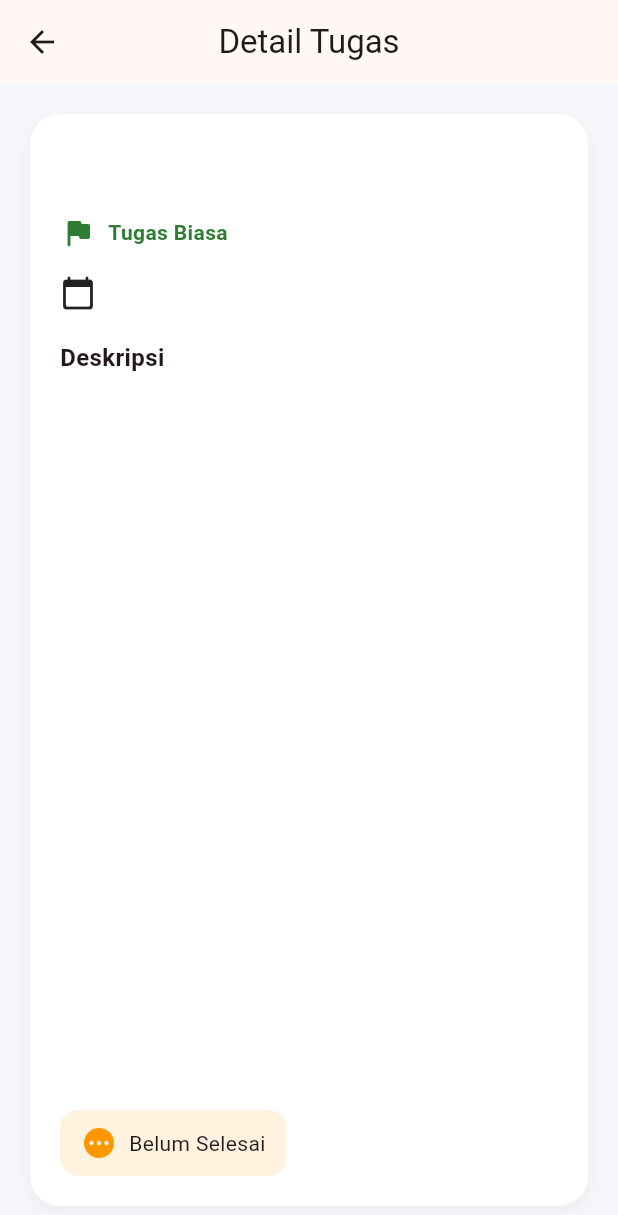
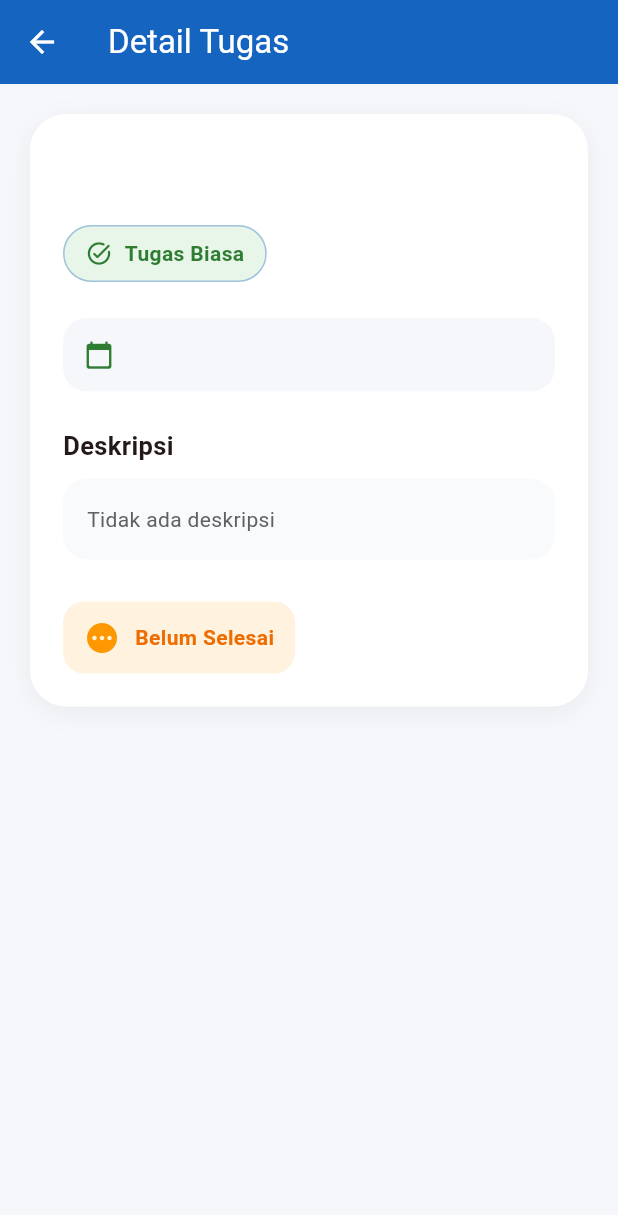
Before and after one commit to amandajasmynee/agenda_nusantara, a Flutter app: the DetailTaskPage screen opened directly with empty values, on a phone screen of 412 x 824 dp. Shown: the top 1215 px of the screen. Run offline on Flutter 3.47's test engine with Material 3 defaults, Android fonts, the phone set to English and light mode, and no system bars; our stand-ins replace sqflite; accounts and stored records are empty.

Commit message:
finishing ui

```diff
--- a/lib/detail_task_page.dart
+++ b/lib/detail_task_page.dart
@@ -12,25 +12,31 @@ class DetailTaskPage extends StatelessWidget {
   @override
   Widget build(BuildContext context) {
     final isImportant = task.category == 'important';
+    const primaryColor = Color(0xFF1565C0);
 
     return Scaffold(
+      backgroundColor: const Color(0xFFF5F7FB),
       appBar: AppBar(
         title: const Text('Detail Tugas'),
-        centerTitle: true,
+        centerTitle: false,
+        backgroundColor: primaryColor,
+        foregroundColor: Colors.white,
+        elevation: 0,
       ),
-      backgroundColor: const Color(0xFFF5F7FB),
-      body: Padding(
+      body: SingleChildScrollView(
         padding: const EdgeInsets.all(20),
-        child: Container(
+        child: Column(
+          children: [
+            Container(
               width: double.infinity,
-          padding: const EdgeInsets.all(20),
+              padding: const EdgeInsets.all(22),
               decoration: BoxDecoration(
                 color: Colors.white,
-            borderRadius: BorderRadius.circular(20),
+                borderRadius: BorderRadius.circular(24),
                 boxShadow: [
                   BoxShadow(
                     color: Colors.black.withValues(alpha: 0.05),
-                blurRadius: 10,
+                    blurRadius: 14,
                     offset: const Offset(0, 4),
                   ),
                 ],
@@ -38,18 +44,41 @@ class DetailTaskPage extends StatelessWidget {
               child: Column(
                 crossAxisAlignment: CrossAxisAlignment.start,
                 children: [
+                  // TITLE
                   Text(
                     task.title,
                     style: const TextStyle(
-                  fontSize: 22,
+                      fontSize: 24,
                       fontWeight: FontWeight.bold,
+                      color: Color(0xFF1A1A1A),
                     ),
                   ),
-              const SizedBox(height: 16),
-              Row(
+
+                  const SizedBox(height: 18),
+
+                  // CATEGORY BADGE
+                  Container(
+                    padding: const EdgeInsets.symmetric(
+                      horizontal: 14,
+                      vertical: 8,
+                    ),
+                    decoration: BoxDecoration(
+                      color: isImportant
+                          ? const Color(0xFFFFEBEE)
+                          : const Color(0xFFE8F5E9),
+                      borderRadius: BorderRadius.circular(30),
+                      border: Border.all(
+                        color: primaryColor.withValues(alpha: 0.35),
+                      ),
+                    ),
+                    child: Row(
+                      mainAxisSize: MainAxisSize.min,
                       children: [
                         Icon(
-                    Icons.flag_rounded,
+                          isImportant
+                              ? Icons.flag_rounded
+                              : Icons.task_alt_rounded,
+                          size: 18,
                           color: isImportant
                               ? const Color(0xFFD32F2F)
                               : const Color(0xFF2E7D32),
@@ -58,49 +87,93 @@ class DetailTaskPage extends StatelessWidget {
                         Text(
                           isImportant ? 'Tugas Penting' : 'Tugas Biasa',
                           style: TextStyle(
-                      fontWeight: FontWeight.w600,
                             color: isImportant
                                 ? const Color(0xFFD32F2F)
                                 : const Color(0xFF2E7D32),
+                            fontWeight: FontWeight.w600,
                           ),
                         ),
                       ],
                     ),
-              const SizedBox(height: 16),
-              Row(
+                  ),
+
+                  const SizedBox(height: 24),
+
+                  // DEADLINE
+                  Container(
+                    padding: const EdgeInsets.all(14),
+                    decoration: BoxDecoration(
+                      color: const Color(0xFFF5F7FB),
+                      borderRadius: BorderRadius.circular(16),
+                    ),
+                    child: Row(
                       children: [
-                  const Icon(Icons.calendar_today_rounded),
-                  const SizedBox(width: 8),
-                  Text(task.dueDate),
+                        Icon(
+                          Icons.calendar_today_rounded,
+                          color: isImportant
+                              ? const Color(0xFFD32F2F)
+                              : const Color(0xFF2E7D32),
+                          size: 20,
+                        ),
+                        const SizedBox(width: 10),
+                        Expanded(
+                          child: Text(
+                            task.dueDate,
+                            style: const TextStyle(
+                              fontWeight: FontWeight.w500,
+                            ),
+                          ),
+                        ),
                       ],
                     ),
-              const SizedBox(height: 20),
+                  ),
+
+                  const SizedBox(height: 24),
+
+                  // DESKRIPSI TITLE
                   const Text(
                     'Deskripsi',
                     style: TextStyle(
+                      fontSize: 17,
                       fontWeight: FontWeight.bold,
-                  fontSize: 16,
                     ),
                   ),
-              const SizedBox(height: 8),
-              Text(
-                task.description,
+
+                  const SizedBox(height: 10),
+
+                  // DESKRIPSI BOX
+                  Container(
+                    width: double.infinity,
+                    padding: const EdgeInsets.all(16),
+                    decoration: BoxDecoration(
+                      color: const Color(0xFFF8FAFC),
+                      borderRadius: BorderRadius.circular(16),
+                    ),
+                    child: Text(
+                      task.description.isEmpty
+                          ? 'Tidak ada deskripsi'
+                          : task.description,
                       style: TextStyle(
                         color: Colors.grey.shade700,
-                  height: 1.5,
+                        height: 1.6,
+                        fontSize: 14,
                       ),
                     ),
-              const Spacer(),
+                  ),
+
+                  const SizedBox(height: 28),
+
+                  // STATUS
                   Container(
                     padding: const EdgeInsets.symmetric(
                       horizontal: 14,
-                  vertical: 10,
+                      vertical: 12,
                     ),
                     decoration: BoxDecoration(
                       color: task.isDone == 1
                           ? const Color(0xFFE8F5E9)
                           : const Color(0xFFFFF3E0),
-                  borderRadius: BorderRadius.circular(12),
+                      borderRadius: BorderRadius.circular(14),
                     ),
                     child: Row(
                       mainAxisSize: MainAxisSize.min,
@@ -111,9 +184,15 @@ class DetailTaskPage extends StatelessWidget {
                               ? const Color(0xFF2E7D32)
                               : Colors.orange,
                         ),
-                    const SizedBox(width: 8),
+                        const SizedBox(width: 10),
                         Text(
                           task.isDone == 1 ? 'Sudah Selesai' : 'Belum Selesai',
+                          style: TextStyle(
+                            color: task.isDone == 1
+                                ? const Color(0xFF2E7D32)
+                                : Colors.orange.shade800,
+                            fontWeight: FontWeight.w600,
+                          ),
                         ),
                       ],
                     ),
@@ -121,6 +200,8 @@ class DetailTaskPage extends StatelessWidget {
                 ],
               ),
             ),
+          ],
+        ),
       ),
     );
   }
```
Lines whose indentation alone changed are shown as unchanged.
